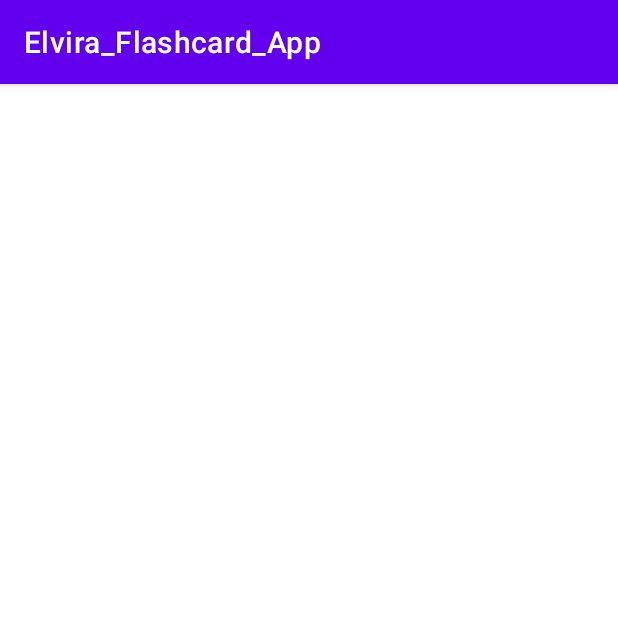
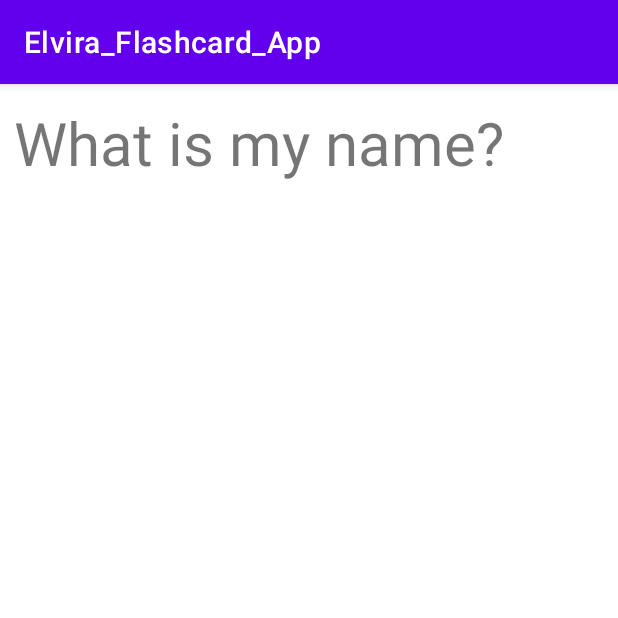
Before and after one commit to rxiong19/Elvira_Flashcard_App, an Android app: the screen it shows after launch (MainActivity), on a phone screen of 412 x 824 dp, the top half of it. Run offline under Robolectric (Android 15) with nearby library versions, the phone set to English and light mode, and no system bars.

Commit message:
add a question and answer

```diff
--- a/app/src/main/java/com/example/elvira_flashcard_app/MainActivity.java
+++ b/app/src/main/java/com/example/elvira_flashcard_app/MainActivity.java
@@ -10,7 +10,7 @@ public class MainActivity extends AppCompatActivity {
     protected void onCreate(Bundle savedInstanceState) {
         super.onCreate(savedInstanceState);
         setContentView(R.layout.activity_main);
-        new TestClass();
+
 
     }
 }
--- a/app/src/main/res/layout/activity_main.xml
+++ b/app/src/main/res/layout/activity_main.xml
@@ -5,4 +5,27 @@
     android:id="@+id/question1"
     android:layout_width="match_parent"
     android:layout_height="match_parent"
-    tools:context=".MainActivity" />
+    tools:context=".MainActivity" >
+
+    <TextView
+        android:id="@id/question1"
+        android:layout_width="355dp"
+        android:layout_height="78dp"
+        android:text="What is my name? "
+        android:textSize="40dp"
+        android:gravity="center"
+        tools:layout_editor_absoluteX="40dp"
+        tools:layout_editor_absoluteY="53dp" />
+
+    <TextView
+        android:id="@+id/answer1"
+        android:layout_width="wrap_content"
+        android:layout_height="wrap_content"
+        android:text="Elvira Bearrrr"
+        android:gravity="center"
+        android:layout_below="@id/question1"
+        android:visibility="invisible"
+        tools:layout_editor_absoluteX="174dp"
+        tools:layout_editor_absoluteY="404dp" />
+
+</androidx.constraintlayout.widget.ConstraintLayout>
```
